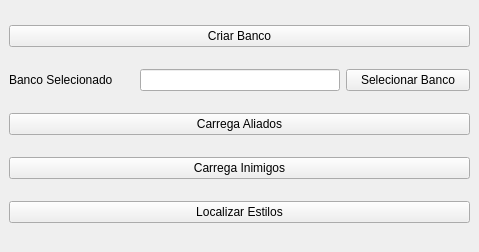
Qt form MilitarySimbologyTools/view/militarySimbologyInterface.ui (phborba/dsgtoolsop) before a commit.
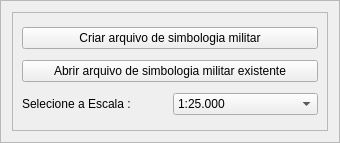
The same form after that commit.

Commit message: update MilitarySimbologyTools, VirtualFieldGenerator and FiringRangeTools - 23-08-17 15:27

```diff
--- a/MilitarySimbologyTools/view/militarySimbologyInterface.ui
+++ b/MilitarySimbologyTools/view/militarySimbologyInterface.ui
@@ -1,24 +1,45 @@
 <?xml version="1.0" encoding="UTF-8"?>
 <ui version="4.0">
- <class>militarySimbology</class>
- <widget class="QDockWidget" name="militarySimbology">
+ <class>Frame</class>
+ <widget class="QFrame" name="Frame">
   <property name="geometry">
    <rect>
     <x>0</x>
     <y>0</y>
-    <width>479</width>
-    <height>252</height>
+    <width>340</width>
+    <height>143</height>
    </rect>
   </property>
   <property name="windowTitle">
    <string/>
   </property>
-  <widget class="QWidget" name="militarySimbology_2">
+  <property name="frameShape">
+   <enum>QFrame::StyledPanel</enum>
+  </property>
+  <property name="frameShadow">
+   <enum>QFrame::Raised</enum>
+  </property>
+  <layout class="QVBoxLayout" name="verticalLayout_2">
+   <item>
+    <widget class="QFrame" name="frame">
+     <property name="frameShape">
+      <enum>QFrame::StyledPanel</enum>
+     </property>
+     <property name="frameShadow">
+      <enum>QFrame::Raised</enum>
+     </property>
    <layout class="QVBoxLayout" name="verticalLayout">
     <item>
      <widget class="QPushButton" name="createSqliteButton">
       <property name="text">
-       <string>Criar Banco</string>
+         <string>Criar arquivo de simbologia militar</string>
+        </property>
+       </widget>
+      </item>
+      <item>
+       <widget class="QPushButton" name="loadSqliteButton">
+        <property name="text">
+         <string>Abrir arquivo de simbologia militar existente</string>
       </property>
      </widget>
     </item>
@@ -27,64 +48,40 @@
       <item>
        <widget class="QLabel" name="label">
         <property name="text">
-         <string>Banco Selecionado</string>
+           <string>Selecione a Escala :</string>
         </property>
        </widget>
       </item>
       <item>
-       <widget class="QLineEdit" name="lineEdit">
-        <property name="sizePolicy">
-         <sizepolicy hsizetype="Fixed" vsizetype="Fixed">
-          <horstretch>0</horstretch>
-          <verstretch>0</verstretch>
-         </sizepolicy>
-        </property>
-        <property name="minimumSize">
-         <size>
-          <width>200</width>
-          <height>0</height>
-         </size>
-        </property>
-        <property name="maximumSize">
-         <size>
-          <width>16777215</width>
-          <height>16777215</height>
-         </size>
-        </property>
-       </widget>
-      </item>
+         <widget class="QComboBox" name="escalaCombo">
       <item>
-       <widget class="QPushButton" name="selectDbButton">
         <property name="text">
-         <string>Selecionar Banco</string>
-        </property>
-       </widget>
-      </item>
-     </layout>
-    </item>
+            <string>1:25.000</string>
+           </property>
+          </item>
     <item>
-     <widget class="QPushButton" name="loadAlliedButton">
       <property name="text">
-       <string>Carrega Aliados</string>
-      </property>
-     </widget>
+            <string>1:50.000</string>
+           </property>
     </item>
     <item>
-     <widget class="QPushButton" name="loadEnemyButton">
       <property name="text">
-       <string>Carrega Inimigos</string>
-      </property>
-     </widget>
+            <string>1:100.000</string>
+           </property>
     </item>
     <item>
-     <widget class="QPushButton" name="locateStyleButton">
       <property name="text">
-       <string>Localizar Estilos</string>
-      </property>
+            <string>1:250.000</string>
+           </property>
+          </item>
      </widget>
     </item>
    </layout>
-  </widget>
+      </item>
+     </layout>
+    </widget>
+   </item>
+  </layout>
  </widget>
  <resources/>
  <connections/>
```
Left out of the diff: 2 changed lines with no effect on the pictures. Lines whose indentation alone changed are shown as unchanged. The commit also changes 72 other files.
